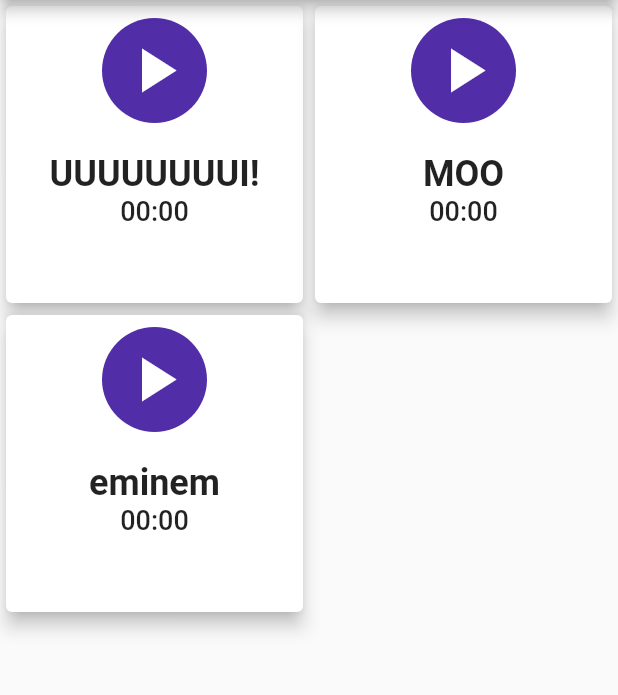
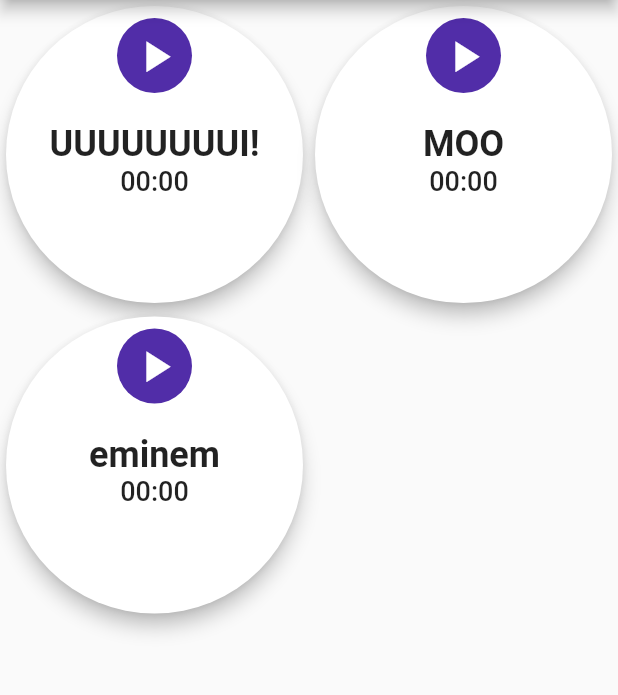
Before and after one commit to oadrianrabelo/sbt-sonoplastia, a Flutter app: the screen it shows after launch, on a phone screen of 412 x 824 dp, the part 84-779 px from its top. Run offline on Flutter 3.47's test engine with Material 2 defaults, Android fonts, the phone set to English and light mode, and no system bars; our stand-ins replace audioplayers.

Commit message:
refatorando view

```diff
--- a/lib/cardSom.dart
+++ b/lib/cardSom.dart
@@ -58,18 +58,19 @@
   @override
   Widget build(BuildContext context) {
     return Card(
+      shape: RoundedRectangleBorder(borderRadius: BorderRadius.circular(120)),
       elevation: 5,
       child: Column(
         children: [
           Padding(
             padding: const EdgeInsets.only(top: 8.0),
             child: CircleAvatar(
-              radius: 35,
+              radius: 25,
               child: IconButton(
                 icon: Icon(
                   isPlaying ? Icons.pause : Icons.play_arrow,
                 ),
-                iconSize: 50,
+                iconSize: 35,
                 onPressed: () async {
                   if (isPlaying) {
                     await audioPlayer.pause();
--- a/lib/main.dart
+++ b/lib/main.dart
@@ -71,6 +71,7 @@
           child: GridView(
             physics: const BouncingScrollPhysics(),
             gridDelegate: const SliverGridDelegateWithFixedCrossAxisCount(
+              mainAxisSpacing: 1,
               crossAxisCount: 2,
             ),
             children: const [
```
